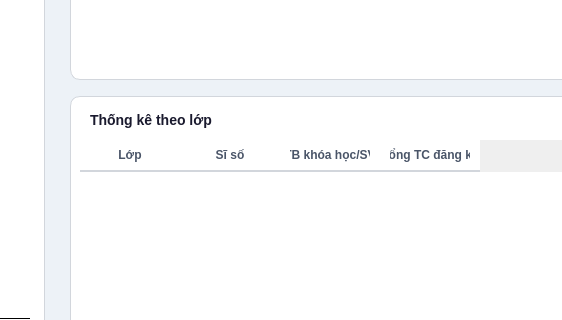
abcxyzawe/BaiTapLonPy, file frontend/ui/admin_stats.ui: the form before one commit; both pictures show x 185 to 747 and y 292 to 612 of the 1100 by 700 pixel window.
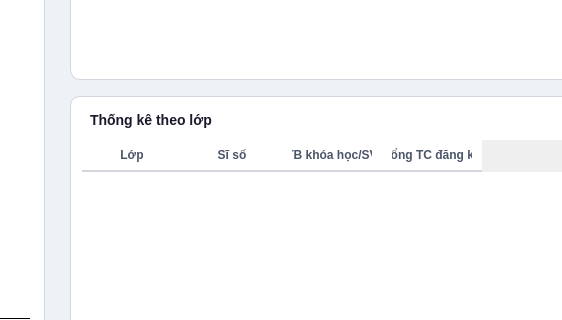
The form after the commit.

```diff
--- a/frontend/ui/admin_stats.ui
+++ b/frontend/ui/admin_stats.ui
@@ -313,7 +313,7 @@
     </widget>
 
     <widget class="QTableWidget" name="tblClassStats">
-     <property name="geometry"><rect><x>10</x><y>44</y><width>950</width><height>254</height></rect></property>
+     <property name="geometry"><rect><x>12</x><y>44</y><width>946</width><height>254</height></rect></property>
      <property name="styleSheet"><string notr="true">
 QTableWidget {
   background: white;
```
